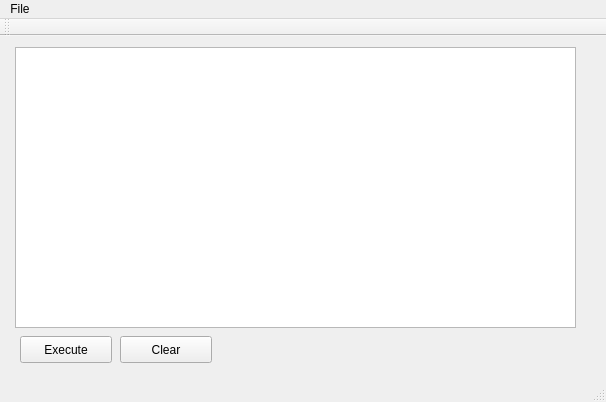
rotanov/deku2d-engine, file Studio/ui/cmainwindow.ui: the form before one commit.
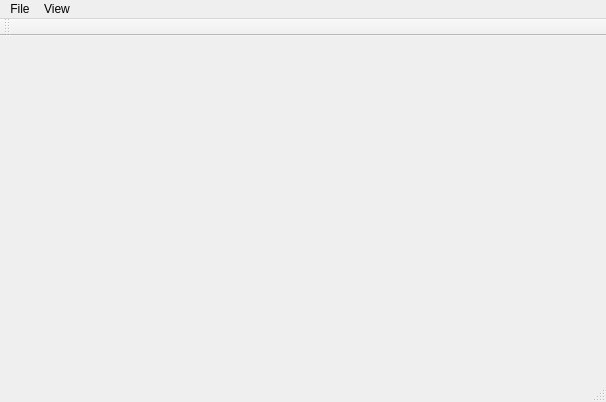
The form after the commit. Icons and pictures are not drawn.

Patch:
```diff
--- a/Studio/ui/cmainwindow.ui
+++ b/Studio/ui/cmainwindow.ui
@@ -17,44 +17,10 @@
    <iconset resource="resources.qrc">
     <normaloff>:/DekuLogo</normaloff>:/DekuLogo</iconset>
   </property>
-  <widget class="QWidget" name="centralWidget">
-   <widget class="QPlainTextEdit" name="scriptText">
-    <property name="geometry">
-     <rect>
-      <x>15</x>
-      <y>11</y>
-      <width>561</width>
-      <height>281</height>
-     </rect>
-    </property>
-   </widget>
-   <widget class="QPushButton" name="executeButton">
-    <property name="geometry">
-     <rect>
-      <x>20</x>
-      <y>300</y>
-      <width>92</width>
-      <height>27</height>
-     </rect>
-    </property>
-    <property name="text">
-     <string>Execute</string>
-    </property>
-   </widget>
-   <widget class="QPushButton" name="clearButton">
-    <property name="geometry">
-     <rect>
-      <x>120</x>
-      <y>300</y>
-      <width>92</width>
-      <height>27</height>
-     </rect>
-    </property>
-    <property name="text">
-     <string>Clear</string>
-    </property>
-   </widget>
-  </widget>
+  <property name="dockOptions">
+   <set>QMainWindow::AllowNestedDocks|QMainWindow::AllowTabbedDocks|QMainWindow::AnimatedDocks|QMainWindow::VerticalTabs</set>
+  </property>
+  <widget class="QWidget" name="centralWidget"/>
   <widget class="QMenuBar" name="menuBar">
    <property name="geometry">
     <rect>
@@ -73,7 +39,13 @@
     <addaction name="separator"/>
     <addaction name="actionExit"/>
    </widget>
+   <widget class="QMenu" name="menuView">
+    <property name="title">
+     <string>View</string>
+    </property>
+   </widget>
    <addaction name="menuFile"/>
+   <addaction name="menuView"/>
   </widget>
   <widget class="QToolBar" name="mainToolBar">
    <attribute name="toolBarArea">
```
Left out of the diff: 17 changed lines with no effect on the pictures.
